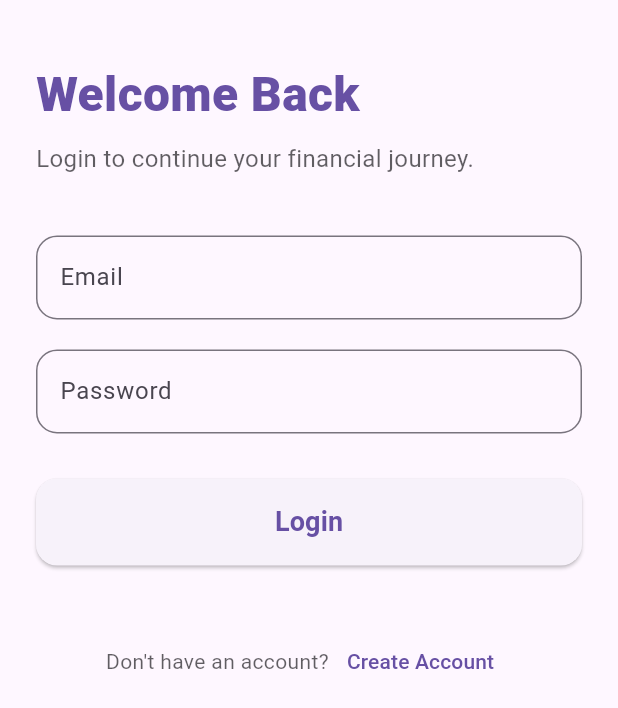
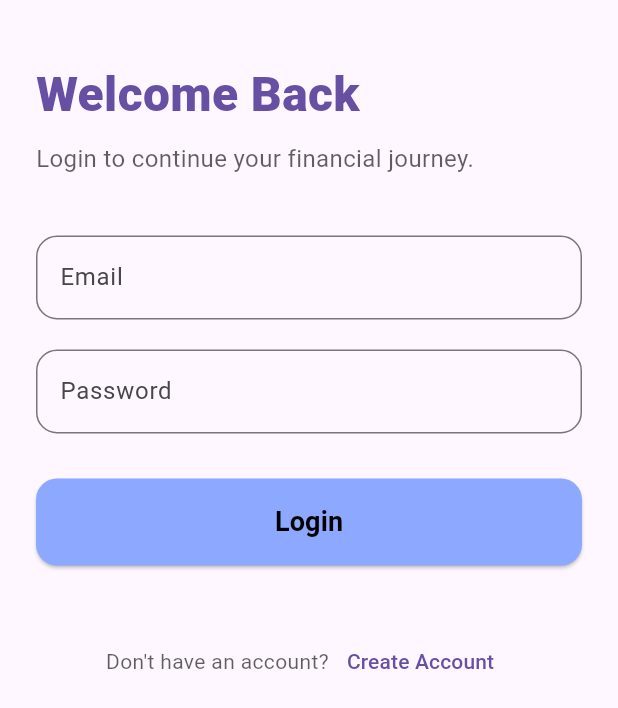
Before and after one commit to mayurkapilit23/budgetloom, a Flutter app: the screen it shows after launch, after a tap on "Login", on a phone screen of 412 x 824 dp. Shown: the top 708 px of the screen. Run offline on Flutter 3.47's test engine with Material 3 defaults, Android fonts, the phone set to English and light mode, and no system bars; our stand-ins replace equatable, eva_icons_flutter, firebase_auth, firebase_core, flutter_bloc, google_fonts and 2 more; accounts and stored records are empty.

Commit message:
implemented google sign in with firebase

```diff
--- /dev/null
+++ b/lib/core/constants/constant.dart
@@ -0,0 +1,5 @@
+import 'package:flutter/material.dart';
+
+void navigateTo(BuildContext context, Widget widget) {
+  Navigator.push(context, MaterialPageRoute(builder: (_) => widget));
+}
--- /dev/null
+++ b/lib/core/utils/app_color.dart
@@ -0,0 +1,5 @@
+import 'package:flutter/material.dart';
+
+class AppColor {
+  static const Color primaryFocusedColor = Color(0xff8CA9FF);
+}
--- a/lib/core/utils/app_colors.dart
+++ /dev/null
@@ -1,5 +0,0 @@
-import 'dart:ui';
-
-class AppColors {
-  static const Color secondaryColor = Color(0xfffffff);
-}
--- /dev/null
+++ b/lib/core/widgets/custom_button.dart
@@ -0,0 +1,35 @@
+import 'package:flutter/material.dart';
+
+class CustomButton extends StatelessWidget {
+  final Color backgroundColor;
+  final String text;
+  final VoidCallback onPressed;
+  const CustomButton({
+    super.key,
+    required this.backgroundColor,
+    required this.text,
+    required this.onPressed,
+  });
+
+  @override
+  Widget build(BuildContext context) {
+    return SizedBox(
+      width: double.infinity,
+      child: ElevatedButton(
+        style: ElevatedButton.styleFrom(
+          backgroundColor: backgroundColor,
+          foregroundColor: Colors.black,
+          padding: const EdgeInsets.symmetric(vertical: 16),
+          shape: RoundedRectangleBorder(
+            borderRadius: BorderRadius.circular(14),
+          ),
+        ),
+        onPressed: onPressed,
+        child: Text(
+          text,
+          style: TextStyle(fontSize: 18, fontWeight: FontWeight.w600),
+        ),
+      ),
+    );
+  }
+}
--- a/lib/features/auth/bloc/auth_bloc.dart
+++ b/lib/features/auth/bloc/auth_bloc.dart
@@ -4,14 +4,15 @@ import 'package:budgetloom/features/auth/repositories/firebase_auth_repo.dart';
 import 'package:flutter_bloc/flutter_bloc.dart';
 
 class AuthBloc extends Bloc<AuthEvent, AuthState> {
-  AuthBloc() : super(AuthInitial()) {
+  final FirebaseAuthRepo firebaseAuthRepo;
+  AuthBloc(this.firebaseAuthRepo) : super(AuthInitial()) {
     // on<CheckAuthEvent>((event, emit) {
     //   emit(Authenticated());
     // });
     on<LoginEvent>((event, emit) async {
       emit(AuthLoading());
       await Future.delayed(const Duration(seconds: 1));
-      final userCredential = FirebaseAuthRepo.signInWithEmailAndPassword(
+      final userCredential = firebaseAuthRepo.signInWithEmailAndPassword(
         event.email,
         event.password,
       );
@@ -26,12 +27,15 @@ class AuthBloc extends Bloc<AuthEvent, AuthState> {
     on<RegisterEvent>((event, emit) async {
       emit(AuthLoading());
       await Future.delayed(const Duration(seconds: 1));
-      FirebaseAuthRepo.registerWithEmailAndPassword(
+      final userCredential = firebaseAuthRepo.registerWithEmailAndPassword(
         event.email,
         event.password,
       );
 
-      emit(Authenticated(userId: 'some_user_id'));
+      // Get the UID
+      final uid = await userCredential;
+
+      emit(Authenticated(userId: uid ?? 'unknown_user'));
       emit(AuthInitial());
     });
   }
--- a/lib/features/auth/bloc/auth_event.dart
+++ b/lib/features/auth/bloc/auth_event.dart
@@ -31,3 +31,8 @@ class CheckAuthEvent extends AuthEvent {
   @override
   List<Object?> get props => [];
 }
+
+class GoogleLoginEvent extends AuthEvent {
+  @override
+  List<Object?> get props => [];
+}
--- a/lib/features/auth/screens/login_screen.dart
+++ b/lib/features/auth/screens/login_screen.dart
@@ -1,9 +1,13 @@
+import 'package:budgetloom/features/auth/bloc/auth_bloc.dart';
+import 'package:budgetloom/features/auth/bloc/auth_state.dart';
+import 'package:budgetloom/features/expense/presentation/screens/expense_screen.dart';
 import 'package:flutter/material.dart';
 import 'package:flutter_bloc/flutter_bloc.dart';
-import 'package:budgetloom/features/auth/bloc/auth_bloc.dart';
-import 'package:budgetloom/features/auth/bloc/auth_event.dart';
-import 'package:budgetloom/features/auth/bloc/auth_state.dart';
-import 'package:budgetloom/features/expense/presentation/screens/expense_screen.dart';
+import 'package:loading_animation_widget/loading_animation_widget.dart';
+
+import '../../../core/utils/app_color.dart';
+import '../../../core/widgets/custom_button.dart';
+import '../bloc/auth_event.dart';
 import 'register_screen.dart';
 
 class LoginScreen extends StatefulWidget {
@@ -57,7 +61,12 @@ class _LoginScreenState extends State<LoginScreen> {
 
           builder: (context, state) {
             if (state is AuthLoading) {
-              return const Center(child: CircularProgressIndicator());
+              return Center(
+                child: LoadingAnimationWidget.fourRotatingDots(
+                  color: Colors.indigoAccent.shade200,
+                  size: 30,
+                ),
+              );
             }
 
             return SingleChildScrollView(
@@ -122,9 +131,9 @@ class _LoginScreenState extends State<LoginScreen> {
                     const SizedBox(height: 30),
 
                     // Login Button
-                    SizedBox(
-                      width: double.infinity,
-                      child: ElevatedButton(
+                    CustomButton(
+                      backgroundColor: AppColor.primaryFocusedColor,
+                      text: 'Login',
                       onPressed: () {
                         if (!formKey.currentState!.validate()) return;
 
@@ -135,20 +144,6 @@ class _LoginScreenState extends State<LoginScreen> {
                           ),
                         );
                       },
-                        style: ElevatedButton.styleFrom(
-                          padding: const EdgeInsets.symmetric(vertical: 16),
-                          shape: RoundedRectangleBorder(
-                            borderRadius: BorderRadius.circular(14),
-                          ),
-                        ),
-                        child: const Text(
-                          "Login",
-                          style: TextStyle(
-                            fontSize: 18,
-                            fontWeight: FontWeight.w600,
-                          ),
-                        ),
-                      ),
                     ),
 
                     const SizedBox(height: 40),
--- a/lib/features/onBoarding/presentation/screens/welcome_screen.dart
+++ b/lib/features/onBoarding/presentation/screens/welcome_screen.dart
@@ -1,6 +1,14 @@
+import 'dart:developer';
+
+import 'package:budgetloom/core/constants/constant.dart';
+import 'package:budgetloom/core/widgets/custom_button.dart';
+import 'package:budgetloom/features/auth/repositories/firebase_auth_repo.dart'
+    show FirebaseAuthRepo;
 import 'package:budgetloom/features/auth/screens/login_screen.dart';
-import 'package:budgetloom/features/auth/screens/register_screen.dart';
+import 'package:firebase_auth/firebase_auth.dart';
 import 'package:flutter/material.dart';
+
+import '../../../../core/utils/app_color.dart';
 
 class WelcomeScreen extends StatelessWidget {
   const WelcomeScreen({super.key});
@@ -44,28 +52,14 @@ class WelcomeScreen extends StatelessWidget {
               const Spacer(),
 
               // Login Button
-              SizedBox(
-                width: double.infinity,
-                child: ElevatedButton(
-                  style: ElevatedButton.styleFrom(
-                    backgroundColor: Colors.indigoAccent.shade100,
-                    foregroundColor: Colors.black,
-                    padding: const EdgeInsets.symmetric(vertical: 16),
-                    shape: RoundedRectangleBorder(
-                      borderRadius: BorderRadius.circular(14),
-                    ),
-                  ),
-                  onPressed: () {
-                    Navigator.push(
-                      context,
-                      MaterialPageRoute(builder: (_) => LoginScreen()),
-                    );
-                  },
-                  child: const Text(
-                    "Login",
-                    style: TextStyle(fontSize: 18, fontWeight: FontWeight.w600),
-                  ),
-                ),
+              CustomButton(
+                backgroundColor: AppColor.primaryFocusedColor,
+                text: 'Login',
+                onPressed: () {
+                  final firebaseAuth = FirebaseAuth.instance.currentUser;
+                  print('Logged in user:  ${firebaseAuth?.uid}');
+                  navigateTo(context, LoginScreen());
+                },
               ),
 
               const SizedBox(height: 14),
@@ -82,10 +76,11 @@ class WelcomeScreen extends StatelessWidget {
                     ),
                   ),
                   onPressed: () {
-                    Navigator.push(
-                      context,
-                      MaterialPageRoute(builder: (_) => RegisterScreen()),
-                    );
+                    final firebaseAuth = FirebaseAuth.instance.signOut();
+                    // Navigator.push(
+                    //   context,
+                    //   MaterialPageRoute(builder: (_) => RegisterScreen()),
+                    // );
                   },
                   child: Text(
                     "Create Account",
@@ -98,7 +93,44 @@ class WelcomeScreen extends StatelessWidget {
                 ),
               ),
 
-              const SizedBox(height: 40),
+              const SizedBox(height: 20),
+              Align(alignment: Alignment.center, child: Text('or')),
+              const SizedBox(height: 20),
+
+              SizedBox(
+                width: double.infinity,
+                child: ElevatedButton(
+                  style: ElevatedButton.styleFrom(
+                    backgroundColor: Colors.white,
+                    foregroundColor: Colors.black,
+                    padding: const EdgeInsets.symmetric(vertical: 16),
+                    shape: RoundedRectangleBorder(
+                      borderRadius: BorderRadius.circular(14),
+                    ),
+                  ),
+                  onPressed: () async {
+                    final fia = FirebaseAuthRepo();
+                    final user = await fia.signInWithGoogle();
+                    log("User:  ${user?.displayName}");
+                  },
+                  child: Row(
+                    mainAxisAlignment: MainAxisAlignment.center,
+                    children: [
+                      Image.asset('assets/google.png', height: 20),
+                      const SizedBox(width: 10),
+                      const Text(
+                        'Continue with Google',
+                        style: TextStyle(
+                          fontSize: 18,
+                          fontWeight: FontWeight.w600,
+                        ),
+                      ),
+                    ],
+                  ),
+                ),
+              ),
+
+              const SizedBox(height: 20),
             ],
           ),
         ),
--- a/lib/main.dart
+++ b/lib/main.dart
@@ -1,13 +1,16 @@
 import 'package:budgetloom/features/auth/bloc/auth_bloc.dart';
+import 'package:budgetloom/features/auth/repositories/firebase_auth_repo.dart';
 import 'package:budgetloom/features/onBoarding/presentation/screens/welcome_screen.dart';
 import 'package:firebase_core/firebase_core.dart';
 import 'package:flutter/material.dart';
 import 'package:flutter_bloc/flutter_bloc.dart';
 import 'package:google_fonts/google_fonts.dart';
 
+import 'firebase_options.dart';
+
 void main() async {
   WidgetsFlutterBinding.ensureInitialized();
-  await Firebase.initializeApp();
+  await Firebase.initializeApp(options: DefaultFirebaseOptions.currentPlatform);
   runApp(const MyApp());
 }
 
@@ -17,7 +20,11 @@ class MyApp extends StatelessWidget {
   @override
   Widget build(BuildContext context) {
     return MultiBlocProvider(
-      providers: [BlocProvider<AuthBloc>(create: (context) => AuthBloc())],
+      providers: [
+        BlocProvider<AuthBloc>(
+          create: (context) => AuthBloc(FirebaseAuthRepo()),
+        ),
+      ],
       child: MaterialApp(
         theme: ThemeData(fontFamily: GoogleFonts.mPlusCodeLatin().fontFamily),
         debugShowCheckedModeBanner: false,
--- a/pubspec.yaml
+++ b/pubspec.yaml
@@ -29,6 +29,7 @@ dependencies:
   firebase_auth: ^6.1.2
   change_app_package_name: ^1.5.0
   loading_animation_widget: ^1.3.0
+  google_sign_in: ^6.2.1
 
 
 dev_dependencies:
@@ -42,6 +43,6 @@ flutter:
   uses-material-design: true
 
   # To add assets to your application, add an assets section, like this:
-  # assets:
-  #   - images/a_dot_burr.jpeg
+  assets:
+    - assets/
   #   - images/a_dot_ham.jpeg
```
Also changed, not shown: lib/features/auth/repositories/firebase_auth_repo.dart (+66 -5 lines), lib/features/auth/screens/register_screen.dart (+16 -21 lines), assets/google.png (added), firebase.json (added), lib/firebase_options.dart (added), pubspec.lock, 7 other files. Lines whose indentation alone changed are shown as unchanged.
